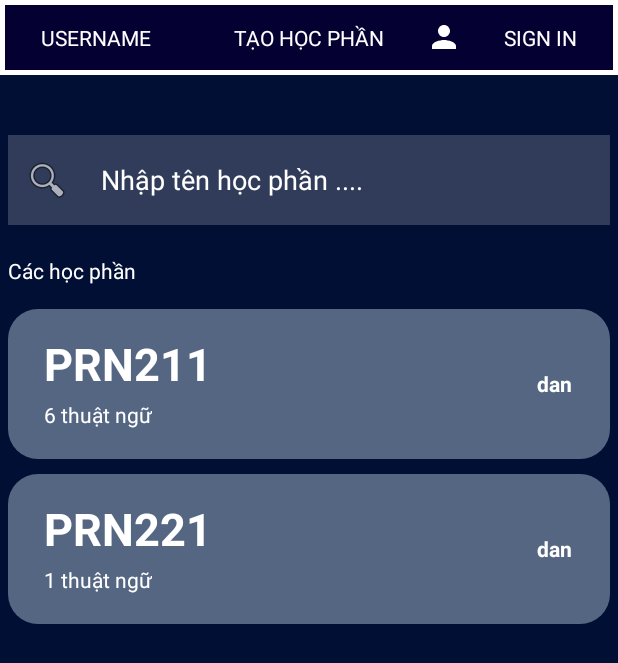
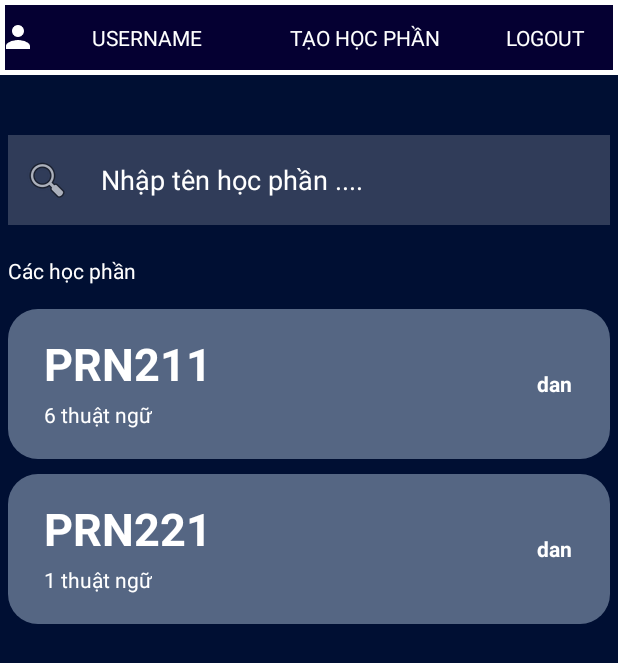
Before and after one commit to danpott555/QuizLearn, an Android app: the HomeScreenActivity screen opened directly, with no data from a screen before it, on a phone screen of 412 x 824 dp. Shown: the top 663 px of the screen. Run offline under Robolectric (Android 15) with nearby library versions, the phone set to English and light mode, and no system bars; our stand-ins replace Room's generated code; 1 statement that could not run was skipped.

Commit message:
commit update profile

```diff
--- a/app/src/main/AndroidManifest.xml
+++ b/app/src/main/AndroidManifest.xml
@@ -46,6 +46,9 @@
         <activity
             android:name=".HomeScreenActivity"
             android:exported="true"></activity>
+        <activity
+            android:name=".EditProfile"
+            android:exported="true"></activity>
     </application>
 
 </manifest>
--- a/app/src/main/res/layout/activity_main_profile.xml
+++ b/app/src/main/res/layout/activity_main_profile.xml
@@ -1,5 +1,6 @@
 <?xml version="1.0" encoding="utf-8"?>
-<RelativeLayout xmlns:android="http://schemas.android.com/apk/res/android"
+<RelativeLayout
+    xmlns:android="http://schemas.android.com/apk/res/android"
     xmlns:app="http://schemas.android.com/apk/res-auto"
     xmlns:tools="http://schemas.android.com/tools"
     android:layout_width="match_parent"
@@ -95,8 +96,10 @@
             android:layout_marginLeft="10dp"
             android:textColorHint="@color/grey"
             android:hint="Password"
+            android:textColor="@color/white"
             android:backgroundTint="@color/white"
             android:layout_toRightOf="@id/passImage"
+            android:inputType="textPassword"
             android:layout_below="@id/username"/>
 
         <ImageView
@@ -121,6 +124,7 @@
             android:textColorHint="@color/grey"
             android:hint="Confirm Password"
             android:textColor="@color/white"
+            android:inputType="textPassword"
             android:textSize="20dp" />
 
         <Button
--- a/app/src/main/res/layout/activity_main_rcv_screen.xml
+++ b/app/src/main/res/layout/activity_main_rcv_screen.xml
@@ -54,9 +54,10 @@
 
             <TextView
                 android:id="@+id/tvUsername"
-                android:layout_width="wrap_content"
+                android:layout_width="129dp"
                 android:layout_height="50dp"
                 android:layout_weight="0.3"
+                android:drawableLeft="@drawable/baseline_person_24"
                 android:gravity="center"
                 android:text="Username"
                 android:textAllCaps="true"
@@ -73,12 +74,12 @@
                 android:textColor="#FFFFFF" />
 
             <TextView
+                android:id="@+id/txtLogout"
                 android:layout_width="wrap_content"
                 android:layout_height="50dp"
                 android:layout_weight="0.3"
-                android:drawableLeft="@drawable/baseline_person_24"
                 android:gravity="center"
-                android:text="Sign in"
+                android:text="Logout"
                 android:textAllCaps="true"
                 android:textColor="#FFFFFF" />
         </LinearLayout>
```
Also changed, not shown: app/src/main/java/com/smily/quizlearn/EditProfile.java (+13 -10 lines), app/src/main/java/com/smily/quizlearn/HomeScreenActivity.java (+9 -2 lines).
